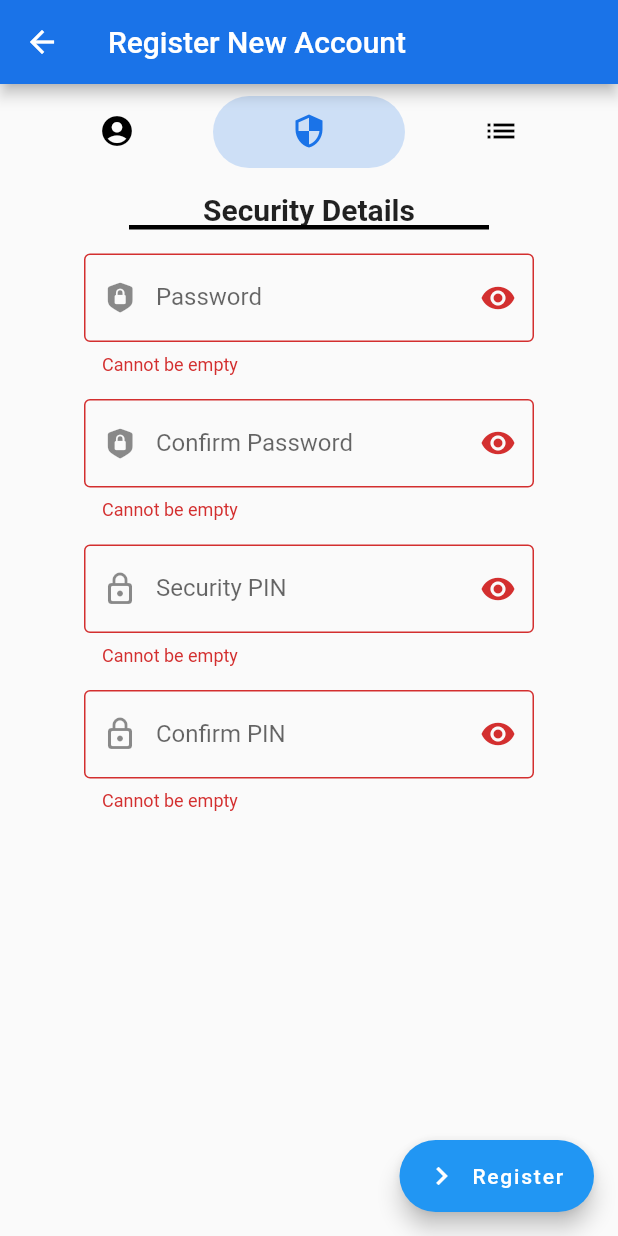
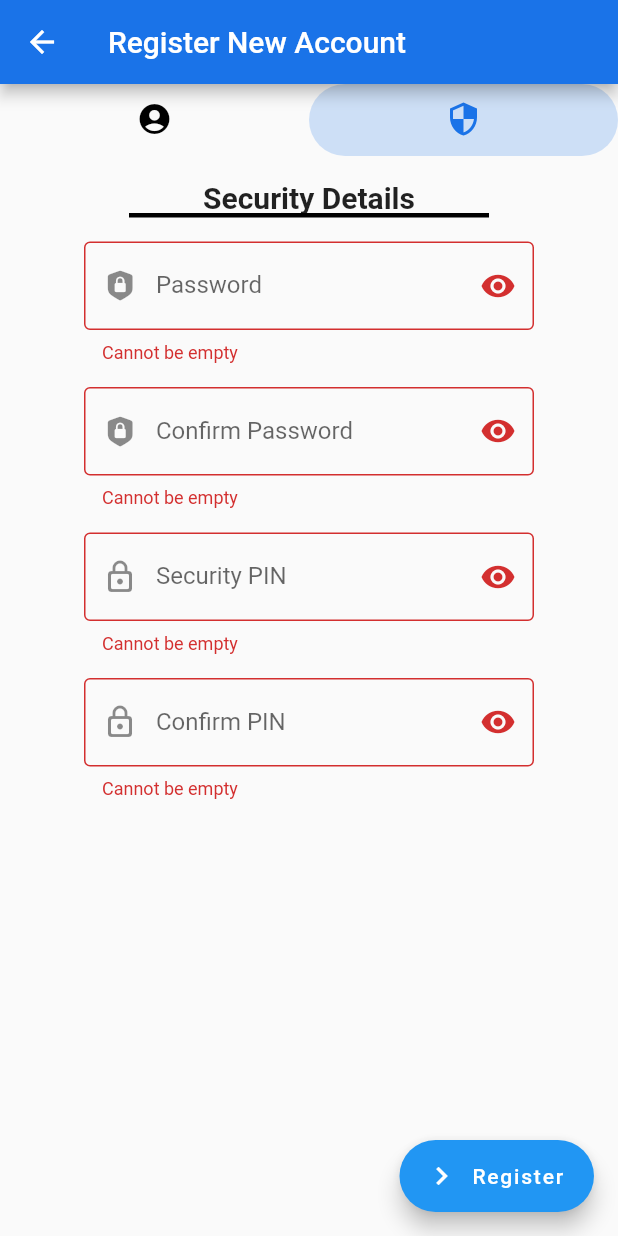
Before and after one commit to Amirul9135/fukuro_mobile, a Flutter app: the Register screen opened directly, tab 2 chosen, after a tap on "Register", on a phone screen of 412 x 824 dp. Run offline on Flutter 3.47's test engine with Material 2 defaults, Android fonts, the phone set to English and light mode, and no system bars; our stand-ins replace sizer.

Commit message:
register finalize validation

```diff
--- a/lib/component/user_form.dart
+++ b/lib/component/user_form.dart
@@ -64,10 +64,6 @@ class UserFormState extends State<UserForm>  {
                   return 'Cannot be empty';
                 }
 
-                bool emailValid = RegExp(r"^[a-zA-z0-9]{6,}").hasMatch(value);
-                if (!emailValid) {
-                  return 'Please enter a valid email';
-                }
 
                 return null;
               },
--- a/lib/screen/register.dart
+++ b/lib/screen/register.dart
@@ -1,7 +1,5 @@
 import 'package:flutter/material.dart';
 import 'package:fukuro_mobile/screen/login.dart';
-import 'package:sizer/sizer.dart';
-import 'package:flutter/cupertino.dart';
 import 'package:fukuro_mobile/component/security_form.dart';
 import 'package:fukuro_mobile/component/user_form.dart';
 import 'package:http/http.dart' as http;
@@ -24,6 +22,8 @@ class _RegisterState extends State<Register>
   final userFormKey = GlobalKey<UserFormState>();
   final securityFormKey = GlobalKey<SecurityFormState>();
 
+  var _firstChange = true;
+
   final Map<String, String> userData = {
     "name": "",
     "username": "",
@@ -36,16 +36,17 @@ class _RegisterState extends State<Register>
     "pin": "",
     "cpin": ""
   };
+   bool isValidUserData = false;
+   bool isValidSecurityData = false;
 
   final _iconTabs = const [
     Tab(icon: Icon(Icons.account_circle)),
     Tab(icon: Icon(Icons.security)),
-    Tab(icon: Icon(Icons.list)),
   ];
 
   @override
   void initState() {
-    _tabController = TabController(length: 3, vsync: this);
+    _tabController = TabController(length: 2, vsync: this);
     _tabController.addListener(onTabChange);
     super.initState();
   }
@@ -56,29 +57,102 @@ class _RegisterState extends State<Register>
     _tabController.dispose();
   }
 
+  @override
+  Widget build(BuildContext context) {
+    UserForm userForm = UserForm(
+      key: userFormKey,
+      formData: userData,
+    );
+    SecurityForm secForm =
+        SecurityForm(key: securityFormKey, formData: securityData);
+    return Scaffold(
+      resizeToAvoidBottomInset: false,
+      appBar: AppBar(
+          backgroundColor: _selectedColor,
+          title: const Text("Register New Account")),
+      body: Column(
+        children: [
+          TabBar(
+            controller: _tabController,
+            tabs: _iconTabs,
+            unselectedLabelColor: Colors.black,
+            labelColor: _selectedColor,
+            indicator: BoxDecoration(
+              borderRadius: BorderRadius.circular(80.0),
+              color: _selectedColor.withOpacity(0.2),
+            ),
+          ),
+          Expanded(
+              child: TabBarView(controller: _tabController, children: [
+            Container(
+              alignment: Alignment.topCenter,
+              child: userForm,
+            ),
+            Container(
+              alignment: Alignment.topCenter,
+              child: secForm,
+            ),
+          ]))
+        ],
+      ),
+      floatingActionButton: FloatingActionButton.extended(
+        onPressed: () {
+          // Action to perform when the button is pressed
+          valiateSubmit();
+        },
+
+        label: const Text('Register'),
+        icon: const Icon(Icons.navigate_next_sharp),
+        hoverColor: Colors.blue, // Optional: Change the hover color
+        hoverElevation: 10, // Optional: Adjust the elevation on hover
+      ),
+    );
+  }
+
   valiateSubmit() async {
-    if ((userFormKey.currentState?.getFormKey().currentState?.validate() ??
-            false) &
-        (securityFormKey.currentState?.getFormKey().currentState?.validate() ??
-            false)) {
+    _saveInputValue();
+    if (isValidSecurityData && !isValidUserData && _tabController.index == 1) {
+      showDialog(
+          context: context,
+          builder: (_) => FukuroDialog(
+                title: "Invalid User Information",
+                message: "Please Check your User information",
+                mode: FukuroDialog.ERROR,
+                okAction: () {
+                  _tabController.animateTo(0);
+                },
+              ));
+      return;
+    }
+    if (isValidUserData && !isValidSecurityData && _tabController.index == 0) {
+      showDialog(
+          context: context,
+          builder: (_) => FukuroDialog(
+                title: "Invalid Security Details",
+                message: "Please Check your Security Details",
+                mode: FukuroDialog.ERROR,
+                okAction: () {
+                  _tabController.animateTo(1);
+                },
+              ));
+      return;
+    }
+    if (isValidUserData && isValidSecurityData) {
       _saveInputValue();
-      Map<String, String> payload = {
-        "name": userData["name"].toString(),
-        "username": userData["username"].toString(),
-        "email": userData["email"].toString(),
-        "password": securityData["pass"].toString(),
-        "phone": userData["phone"].toString(),
-        "pin": securityData["pin"].toString()
-      };
-      print(payload);
       http.Response response = await http.post(
         Uri.parse('http://10.0.2.2:5000/api/user'),
         headers: <String, String>{
           'Content-Type': 'application/json; charset=UTF-8',
         },
-        body: jsonEncode(payload),
+        body: jsonEncode({
+          "name": userData["name"].toString(),
+          "username": userData["username"].toString(),
+          "email": userData["email"].toString(),
+          "password": securityData["pass"].toString(),
+          "phone": userData["phone"].toString(),
+          "pin": securityData["pin"].toString()
+        }),
       );
-      print(response.body);
       if (mounted) {
         print(response.body);
         if (response.statusCode == 200) {
@@ -116,79 +190,6 @@ class _RegisterState extends State<Register>
     }
   }
 
-  @override
-  Widget build(BuildContext context) {
-    UserForm userForm = UserForm(
-      key: userFormKey,
-      formData: userData,
-    );
-    SecurityForm secForm =
-        SecurityForm(key: securityFormKey, formData: securityData);
-    return Scaffold(
-      resizeToAvoidBottomInset: false,
-      appBar: AppBar(
-          backgroundColor: _selectedColor,
-          title: const Text("Register New Account")),
-      body: Column(
-        children: [
-          Center(
-            child: Container(
-                padding: const EdgeInsets.all(8.0),
-                constraints: const BoxConstraints(maxWidth: 400),
-                child: Column(
-                  children: [
-                    TabBar(
-                      controller: _tabController,
-                      tabs: _iconTabs,
-                      unselectedLabelColor: Colors.black,
-                      labelColor: _selectedColor,
-                      indicator: BoxDecoration(
-                        borderRadius: BorderRadius.circular(80.0),
-                        color: _selectedColor.withOpacity(0.2),
-                      ),
-                    ),
-                    SingleChildScrollView(
-                        child: SizedBox(
-                      height: 80.h,
-                      child: ListView(
-                        shrinkWrap: true,
-                        children: [
-                          if (_tabController.index == 2 ||
-                              _tabController.index == 0)
-                            userForm,
-                          if (_tabController.index == 2 ||
-                              _tabController.index == 1)
-                            secForm
-                        ]
-                            .map((item) => Column(
-                                  /// Added a divider after each item to let the tabbars have room to breathe
-                                  children: [
-                                    item,
-                                    const Divider(color: Colors.transparent)
-                                  ],
-                                ))
-                            .toList(),
-                      ),
-                    )),
-                  ],
-                )),
-          ),
-        ],
-      ),
-      floatingActionButton: FloatingActionButton.extended(
-        onPressed: () {
-          // Action to perform when the button is pressed
-          valiateSubmit();
-        },
-
-        label: const Text('Register'),
-        icon: const Icon(Icons.navigate_next_sharp),
-        hoverColor: Colors.blue, // Optional: Change the hover color
-        hoverElevation: 10, // Optional: Adjust the elevation on hover
-      ),
-    );
-  }
-
   _saveInputValue() {
     userData["name"] =
         userFormKey.currentState?.txtName.text ?? userData["name"] ?? '';
@@ -199,6 +200,8 @@ class _RegisterState extends State<Register>
         userFormKey.currentState?.txtEmail.text ?? userData["email"] ?? '';
     userData["phone"] =
         userFormKey.currentState?.txtPhone.text ?? userData["phone"] ?? '';
+    isValidUserData =  userFormKey.currentState?.getFormKey().currentState?.validate() ?? isValidUserData ?? false;
+
     //security
     securityData["pass"] = securityFormKey.currentState?.txtPass.text ??
         securityData["pass"] ??
@@ -211,9 +214,29 @@ class _RegisterState extends State<Register>
     securityData["cpin"] = securityFormKey.currentState?.txtConfPin.text ??
         securityData["cpin"] ??
         '';
+    isValidSecurityData =  securityFormKey.currentState?.getFormKey().currentState?.validate() ?? isValidSecurityData ?? false;
   }
 
   onTabChange() {
+    if (_tabController.indexIsChanging) {
+      // Animation is in progress
+      //do nothing
+      return;
+    }
+    if (!_firstChange) {
+      if (_tabController.index == 0) {
+        userFormKey.currentState?.getFormKey().currentState?.validate();
+      }
+      if (_tabController.index == 1) {
+        securityFormKey.currentState?.getFormKey().currentState?.validate();
+      }
+    }
+    if (_firstChange) {
+      //first time no need to do anything yet
+      _firstChange = false;
+      return;
+    }
+
     setState(() {
       _saveInputValue();
     });
```
Also changed, not shown: lib/component/security_form.dart (line endings or trailing spaces).
